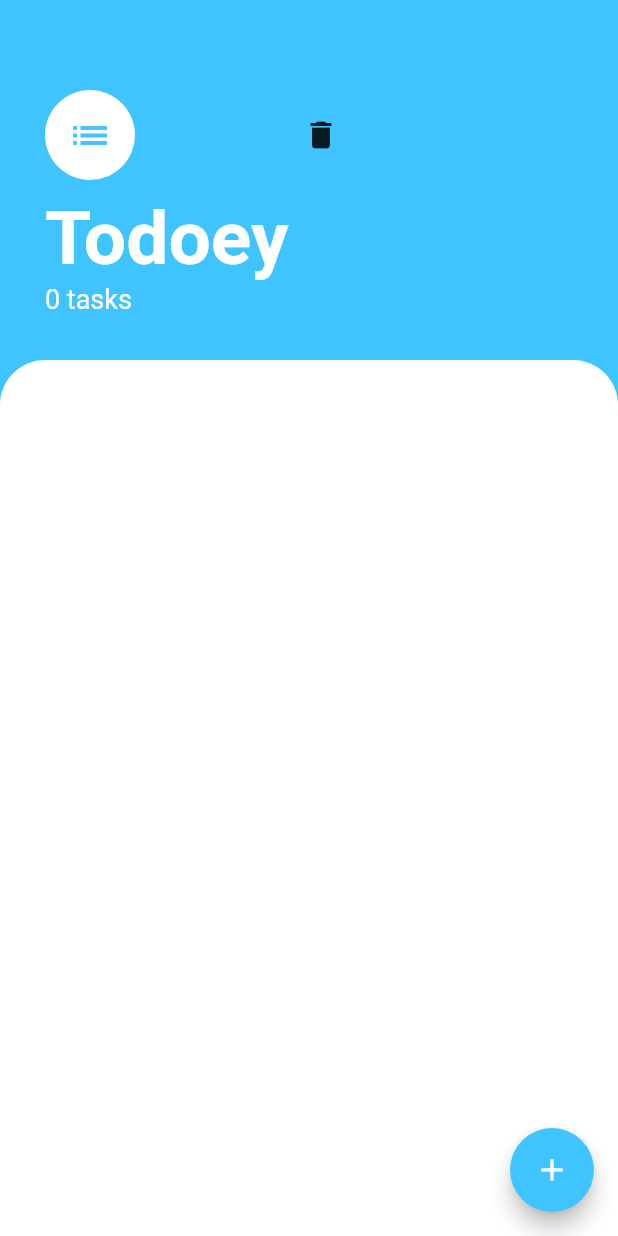
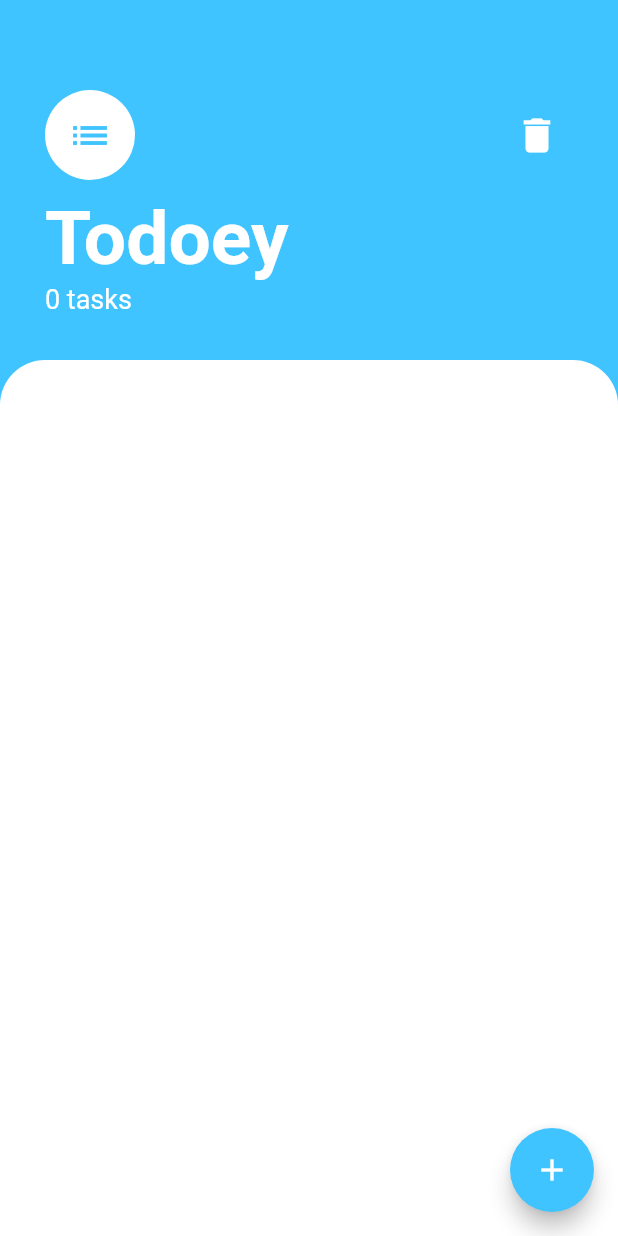
Before and after one commit to harshlohia11/Todo-List-App, a Flutter app: the screen it shows after launch, on a phone screen of 412 x 824 dp. Run offline on Flutter 3.47's test engine with Material 2 defaults, Android fonts, the phone set to English and light mode, and no system bars.

Commit message:
Update App

```diff
--- a/lib/sceeens/tasks_screen.dart
+++ b/lib/sceeens/tasks_screen.dart
@@ -36,7 +36,9 @@ class TasksScreen extends StatelessWidget {
             child: Column(
               crossAxisAlignment: CrossAxisAlignment.start,
               children: <Widget>[
-                Row(
+                Container(
+                  child: Row(
+                    mainAxisAlignment: MainAxisAlignment.spaceBetween,
                     children: [
                       CircleAvatar(
                         child: Icon(
@@ -53,8 +55,10 @@ class TasksScreen extends StatelessWidget {
                             Provider.of<TaskData>(context, listen: false)
                                 .deleteall();
                           },
-                        icon: Icon(Icons.delete))
+                          icon: Icon(Icons.delete,
+                              color: Colors.white, size: 30.0))
                     ],
+                  ),
                 ),
                 SizedBox(height: 10.0),
                 Text(
```
Also changed, not shown: 17 other files. Lines whose indentation alone changed are shown as unchanged.
